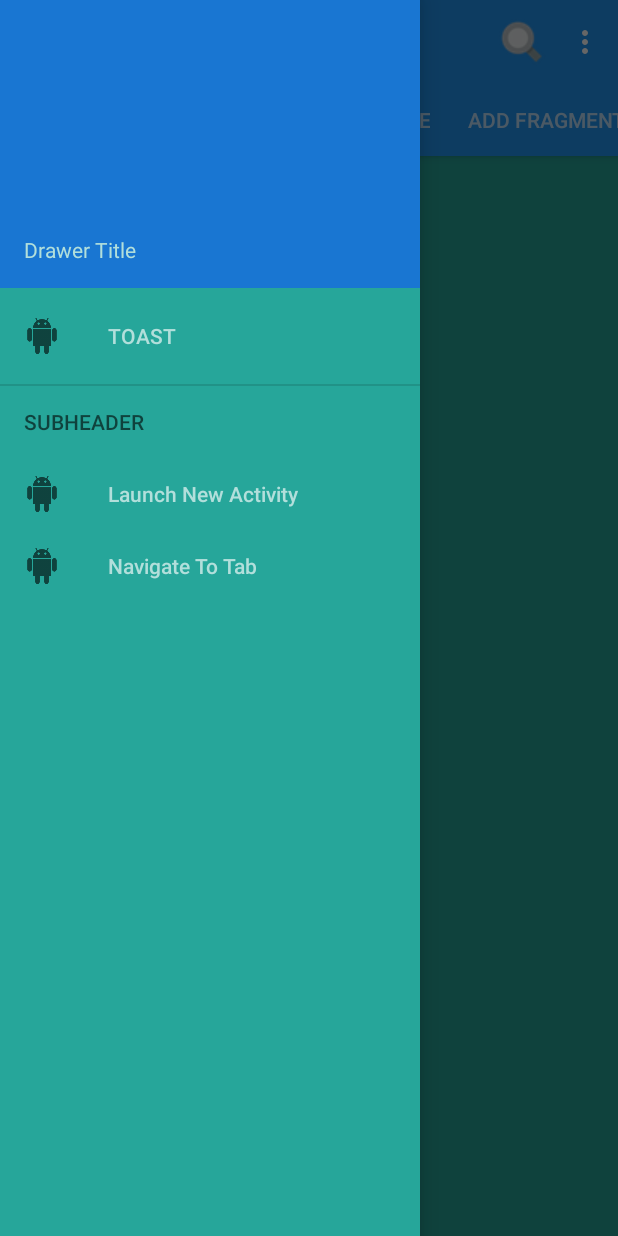
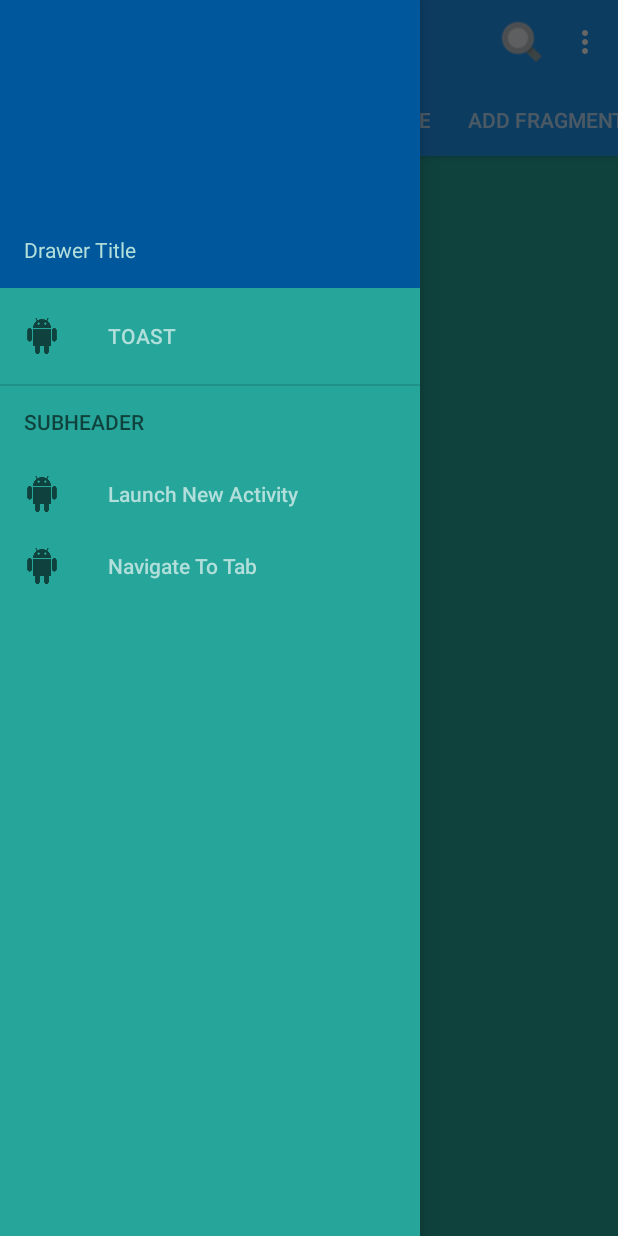
Before and after one commit to AdamSHurwitz/Hacking_Environment, an Android app: the screen it shows after launch (MainActivity), with the side drawer open, on a phone screen of 412 x 824 dp. Run offline under Robolectric (Android 15) with nearby library versions, the phone set to English and light mode, and no system bars.

Commit message:
Updated Style

```diff
--- a/app/src/main/res/values/styles.xml
+++ b/app/src/main/res/values/styles.xml
@@ -4,23 +4,21 @@
 
         <!-- Customize your theme here. -->
 
-        <!-- action bar style | overflow menu | navigation bar -->
+        <!-- Status Bar | Action Bar | Navigation Bar -->
 
-        <!-- color of action bar (use 500 color) -->
+        <!-- color of Status Bar and Menu Icons (use 700 color) -->
+        <item name="colorPrimaryDark">#01579B</item>
+        <!-- opaqueness of Status Bar: Needs to Be Transparent for DrawerView -->
+        <item name="android:statusBarColor">@android:color/transparent</item>
+        <!-- color of Action Bar (use 500 color) -->
         <item name="colorPrimary">@color/primary_color</item>
-        <!-- color of statusbar (use 700 color) -->
-        <item name="colorPrimaryDark">#1976D2</item>
-        <!-- status bar color -->
-        <item name="@android:statusBarColor">#1976D2</item>
-        <!-- status bar transparent-->
-        <item name="android:statusBarColor">@android:color/transparent</item>
-        <!-- color of action bar text-->
+        <!-- color of Action Bar text-->
         <item name="android:textColor">#B2DFDB</item>
-        <!-- color of action bar menu text-->
+        <!-- color of Action Bar menu text-->
         <item name="android:actionMenuTextColor">#FFA000</item>
-        <!-- color of popup menu-->
+        <!-- color of Popup Menu-->
         <item name="actionOverflowMenuStyle">@style/CMOptionsMenu</item>
-        <!-- color of navigation bar-->
+        <!-- color of Navigation Bar-->
         <item name="@android:navigationBarColor">#2196F3</item>
 
         <!-- enable overlay mode -->
```
